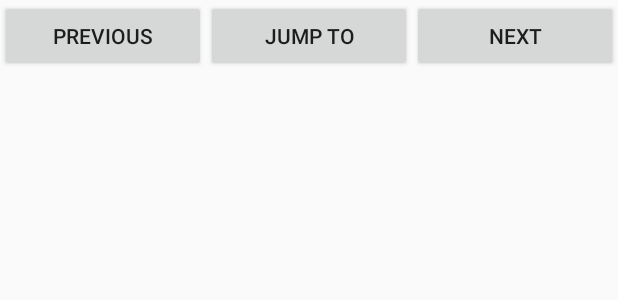
After one commit to lytii/gravity_tales, an Android app: the layout chapter_footer_layout.xml on its own in the app's theme, with its tools: preview values and no code run, on a phone screen of 412 x 824 dp. The commit adds this screen. Shown: the top 300 px of the screen. Run offline under Robolectric (Android 15) with nearby library versions, the phone set to English and light mode, and no system bars; network calls fail.

Commit message:
add nav bar as last chapter item

```diff
--- a/app/src/main/java/read/gravitytales/util/WuxiaService.java
+++ b/app/src/main/java/read/gravitytales/util/BookNetwork.java
@@ -5,7 +5,7 @@ import okhttp3.ResponseBody;
 import retrofit2.http.GET;
 import retrofit2.http.Path;
 
-public interface WuxiaService {
+public interface BookNetwork {
    @GET("ssn-index/ssn-chapter-{number}")
    Observable<ResponseBody> getSSNChapter(@Path("number") int number);
 }
--- /dev/null
+++ b/app/src/main/res/layout/chapter_footer_layout.xml
@@ -0,0 +1,33 @@
+<?xml version="1.0" encoding="utf-8"?>
+<LinearLayout android:id="@id/chapter_buttons"
+              xmlns:android="http://schemas.android.com/apk/res/android"
+              android:layout_width="match_parent"
+              android:layout_height="wrap_content"
+              app:layout_scrollFlags="scroll|enterAlways"
+              android:orientation="horizontal"
+              xmlns:app="http://schemas.android.com/apk/res-auto">
+
+   <Button
+      android:id="@+id/prev_button"
+      android:layout_width="match_parent"
+      android:layout_height="wrap_content"
+      android:layout_weight="1"
+      android:onClick="prevChapter"
+      android:text="Previous" />
+
+   <Button
+      android:id="@+id/jump_button"
+      android:layout_width="match_parent"
+      android:layout_height="wrap_content"
+      android:layout_weight="1"
+      android:onClick="jump"
+      android:text="Jump To" />
+
+   <Button
+      android:id="@+id/next_button"
+      android:layout_width="match_parent"
+      android:layout_height="wrap_content"
+      android:layout_weight="1"
+      android:onClick="nextChapter"
+      android:text="Next" />
+</LinearLayout>
--- a/app/src/main/res/layout/chapter_item_layout.xml
+++ b/app/src/main/res/layout/chapter_item_layout.xml
@@ -1,5 +1,6 @@
 <?xml version="1.0" encoding="utf-8"?>
 <LinearLayout xmlns:android="http://schemas.android.com/apk/res/android"
+              android:id="@+id/chapter_item_layout"
               android:orientation="vertical"
               android:layout_width="match_parent"
               android:layout_height="wrap_content">
--- a/gradle.properties
+++ b/gradle.properties
@@ -10,6 +10,7 @@
 # Specifies the JVM arguments used for the daemon process.
 # The setting is particularly useful for tweaking memory settings.
 org.gradle.jvmargs=-Xmx1536m
+org.gradle.daemon=true
 
 # When configured, Gradle will run in incubating parallel mode.
 # This option should only be used with decoupled projects. More details, visit
```
Also changed, not shown: app/build.gradle (+3 -7 lines), app/src/main/java/read/gravitytales/BookManager.java (+43 -25 lines), app/src/main/java/read/gravitytales/ChapterAdapter.java (+23 -4 lines), app/src/main/java/read/gravitytales/ReadActivity.java (+20 -2 lines), app/src/main/java/read/gravitytales/ReadPresenter.java (+9 -17 lines), app/src/main/res/layout/progress_layout.xml (added, +10 -0 lines).
